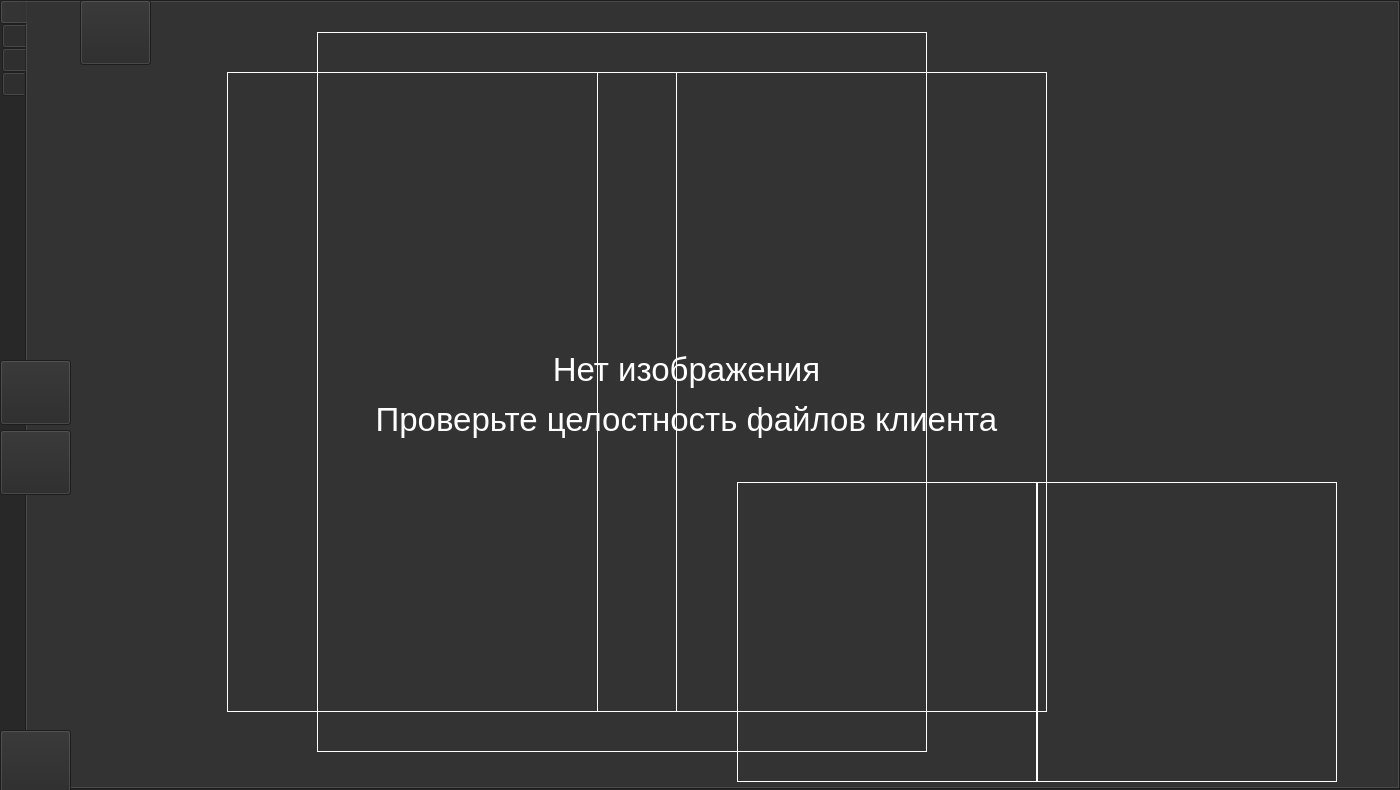
This is src/MainWindow/MainWindow.ui in PolarStarWalker/PolarUV-client as Qt 5 draws it before an edit. The edited form follows.
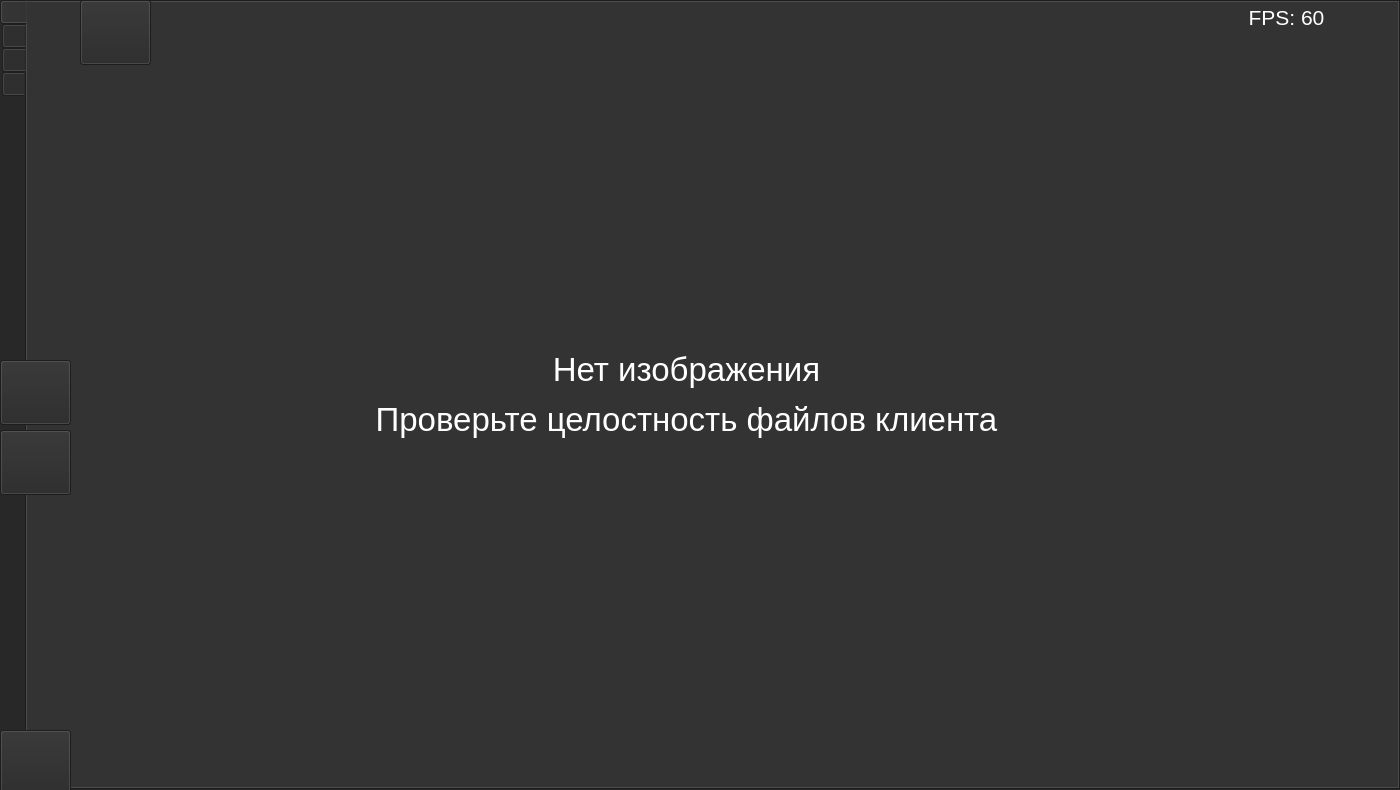
This is the edited form. Icons and pictures are not drawn.

Patch:
```diff
--- a/src/MainWindow/MainWindow.ui
+++ b/src/MainWindow/MainWindow.ui
@@ -1143,7 +1143,7 @@
        </rect>
       </property>
       <property name="frameShape">
-       <enum>QFrame::Box</enum>
+       <enum>QFrame::NoFrame</enum>
       </property>
       <property name="text">
        <string/>
@@ -1162,7 +1162,7 @@
        </rect>
       </property>
       <property name="frameShape">
-       <enum>QFrame::Box</enum>
+       <enum>QFrame::NoFrame</enum>
       </property>
       <property name="text">
        <string/>
@@ -1181,7 +1181,7 @@
        </rect>
       </property>
       <property name="frameShape">
-       <enum>QFrame::Box</enum>
+       <enum>QFrame::NoFrame</enum>
       </property>
       <property name="text">
        <string/>
@@ -1200,7 +1200,7 @@
        </rect>
       </property>
       <property name="frameShape">
-       <enum>QFrame::Box</enum>
+       <enum>QFrame::NoFrame</enum>
       </property>
       <property name="text">
        <string/>
@@ -1219,7 +1219,7 @@
        </rect>
       </property>
       <property name="frameShape">
-       <enum>QFrame::Box</enum>
+       <enum>QFrame::NoFrame</enum>
       </property>
       <property name="text">
        <string/>
@@ -1228,6 +1228,37 @@
        <set>Qt::AlignCenter</set>
       </property>
      </widget>
+     <widget class="QLabel" name="FPSLabel">
+      <property name="geometry">
+       <rect>
+        <x>1199</x>
+        <y>0</y>
+        <width>121</width>
+        <height>30</height>
+       </rect>
+      </property>
+      <property name="font">
+       <font>
+        <family>Arial</family>
+        <pointsize>16</pointsize>
+        <weight>50</weight>
+        <bold>false</bold>
+        <kerning>true</kerning>
+       </font>
+      </property>
+      <property name="frameShape">
+       <enum>QFrame::NoFrame</enum>
+      </property>
+      <property name="text">
+       <string>FPS: 60</string>
+      </property>
+      <property name="scaledContents">
+       <bool>false</bool>
+      </property>
+      <property name="alignment">
+       <set>Qt::AlignCenter</set>
+      </property>
+     </widget>
      <zorder>CameraLabel</zorder>
      <zorder>VideoStreamButton</zorder>
      <zorder>ScreenshotButton</zorder>
```
Left out of the diff: 1 changed line with no effect on the pictures.
